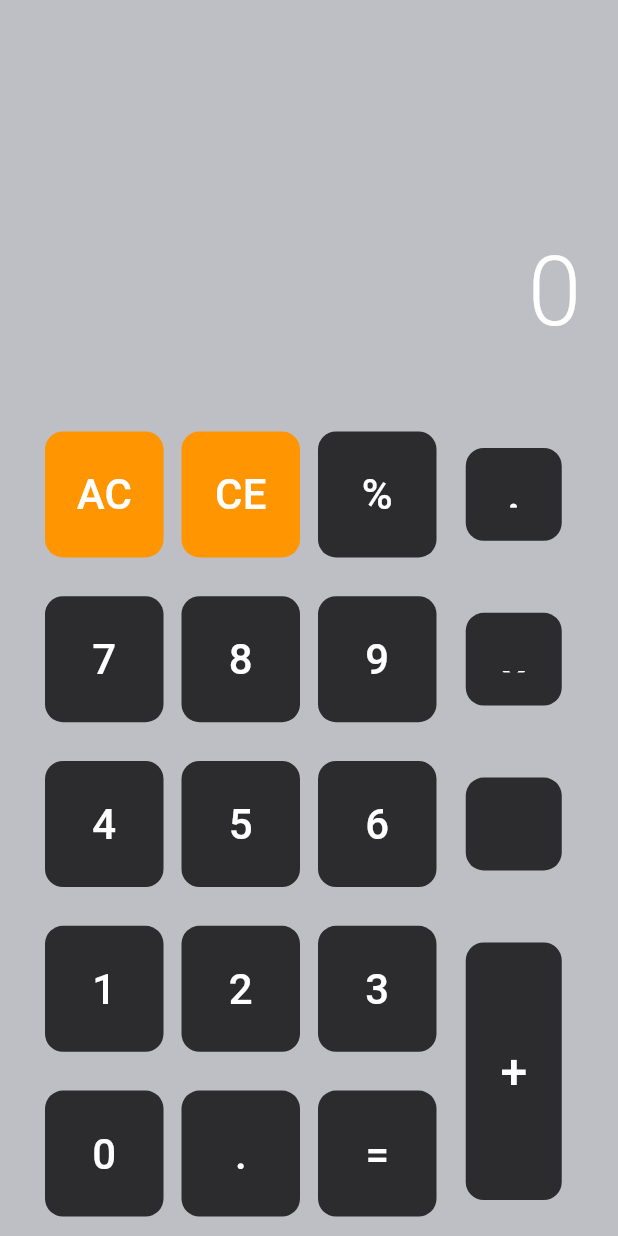
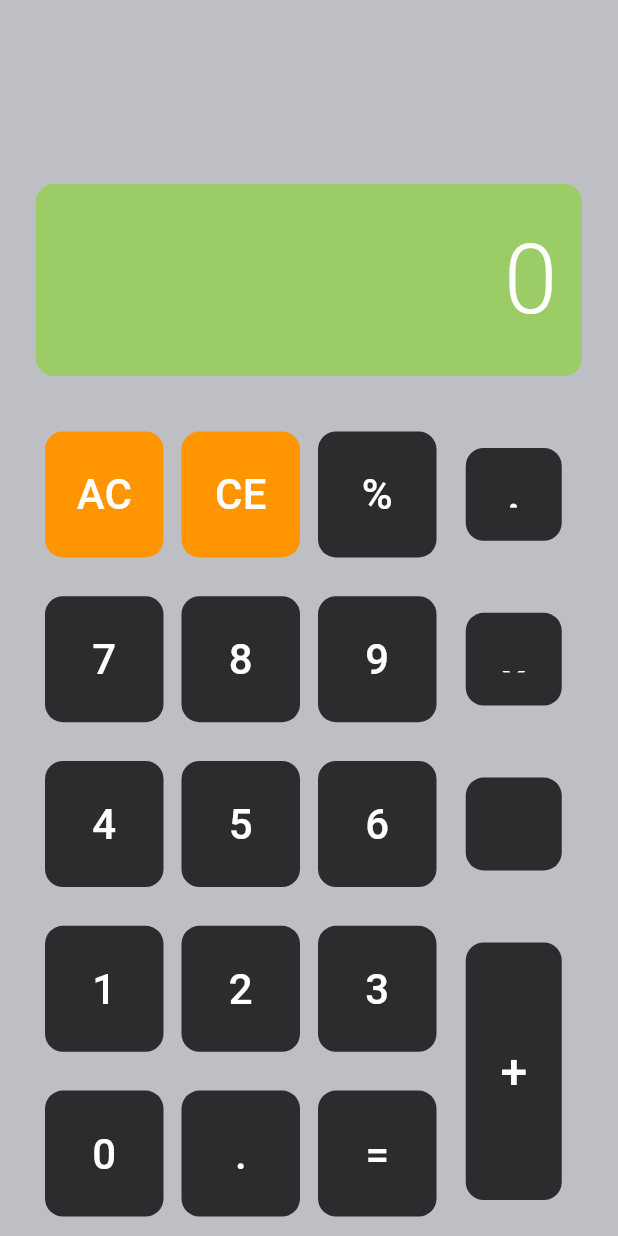
Before and after one commit to Dxckrr/mobile_dev_labs, a Flutter app: the screen it shows after launch, on a phone screen of 412 x 824 dp. Run offline on Flutter 3.47's test engine with Material 3 defaults, Android fonts, the phone set to English and light mode, and no system bars.

Commit message:
feat calc basic ui

```diff
--- a/flutter_calc_lab/lib/calculator_page.dart
+++ b/flutter_calc_lab/lib/calculator_page.dart
@@ -22,11 +22,11 @@ class CalculatorPage extends StatelessWidget {
                     flex: 3,
                     child: Column(
                       children: [
-                        Expanded(child: _buildRow(["AC", "CE", "%"])),
-                        Expanded(child: _buildRow(["7", "8", "9"])),
-                        Expanded(child: _buildRow(["4", "5", "6"])),
-                        Expanded(child: _buildRow(["1", "2", "3"])),
-                        Expanded(child: _buildRow(["0", ".", "="])),
+                        Expanded(child: createRow(["AC", "CE", "%"])),
+                        Expanded(child: createRow(["7", "8", "9"])),
+                        Expanded(child: createRow(["4", "5", "6"])),
+                        Expanded(child: createRow(["1", "2", "3"])),
+                        Expanded(child: createRow(["0", ".", "="])),
                       ],
                     ),
                   ),
@@ -81,18 +81,12 @@ class CalculatorPage extends StatelessWidget {
     );
   }
 
-  /// Construye una fila de números o símbolos normales
-  Widget _buildRow(List<String> labels) {
+  Widget createRow(List<String> labels) {
     return Row(
       children: labels.map((label) {
         final isSpecial = ["AC", "CE"].contains(label);
-        final isOperator = ["÷", "x", "+", "-"].contains(label);
 
-        return CalculatorButton(
-          label: label,
-          isOperator: isOperator,
-          isSpecial: isSpecial,
-        );
+        return CalculatorButton(label: label, isSpecial: isSpecial);
       }).toList(),
     );
   }
--- a/flutter_calc_lab/lib/calculator_screen.dart
+++ b/flutter_calc_lab/lib/calculator_screen.dart
@@ -14,7 +14,12 @@ class CalculatorScreen extends StatelessWidget {
         textAlign: TextAlign.right,
         decoration: InputDecoration(
           hintText: '0',
-          border: InputBorder.none,
+          border: OutlineInputBorder(
+            borderRadius: BorderRadius.circular(12),
+            borderSide: BorderSide.none,
+          ),
+          filled: true,
+          fillColor: Colors.lightGreen.shade400,
           hintStyle: TextStyle(color: Colors.white),
         ),
         style: const TextStyle(
```
